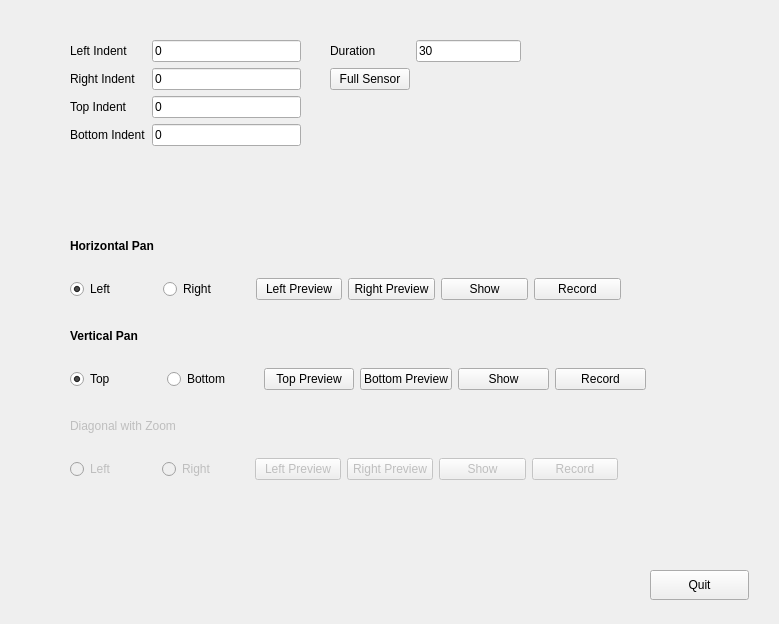
cambridgeBlueMan/zoomCode, file zoomCode.ui: the form before one commit.
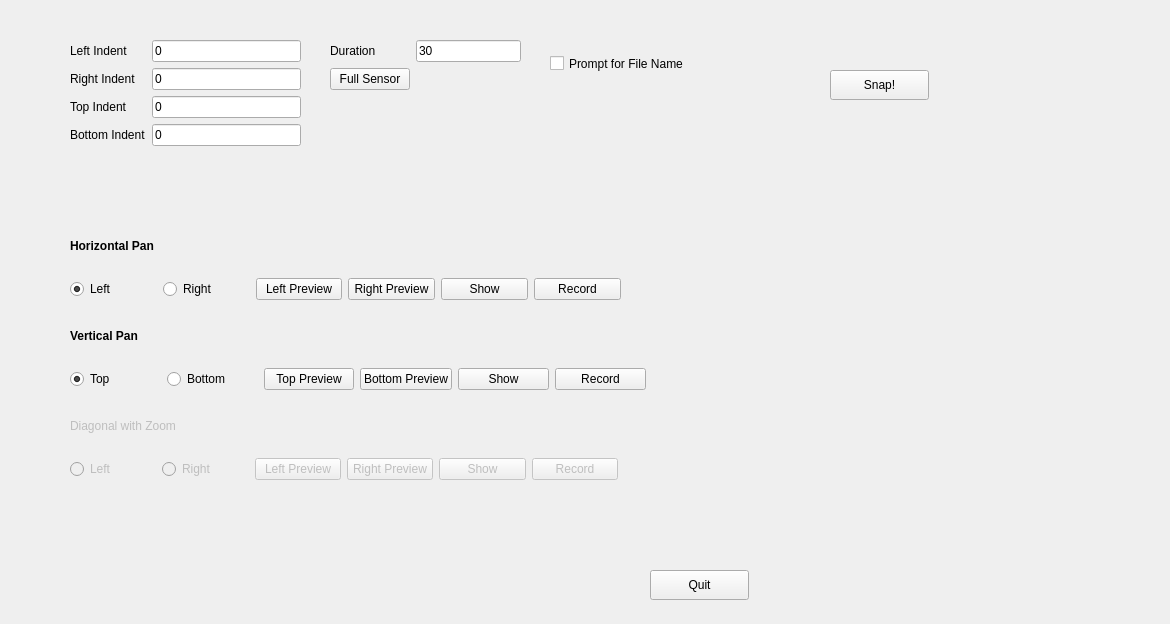
The form after the commit.

Patch:
```diff
--- a/zoomCode.ui
+++ b/zoomCode.ui
@@ -6,7 +6,7 @@
    <rect>
     <x>0</x>
     <y>0</y>
-    <width>779</width>
+    <width>1170</width>
     <height>624</height>
    </rect>
   </property>
@@ -373,6 +373,32 @@
     </item>
    </layout>
   </widget>
+  <widget class="QCheckBox" name="isGetFileName">
+   <property name="geometry">
+    <rect>
+     <x>550</x>
+     <y>50</y>
+     <width>181</width>
+     <height>27</height>
+    </rect>
+   </property>
+   <property name="text">
+    <string>Prompt for File Name</string>
+   </property>
+  </widget>
+  <widget class="QPushButton" name="captureStill">
+   <property name="geometry">
+    <rect>
+     <x>830</x>
+     <y>70</y>
+     <width>99</width>
+     <height>30</height>
+    </rect>
+   </property>
+   <property name="text">
+    <string>Snap!</string>
+   </property>
+  </widget>
  </widget>
  <resources/>
  <connections>
```
Left out of the diff: 17 changed lines with no effect on the pictures.
